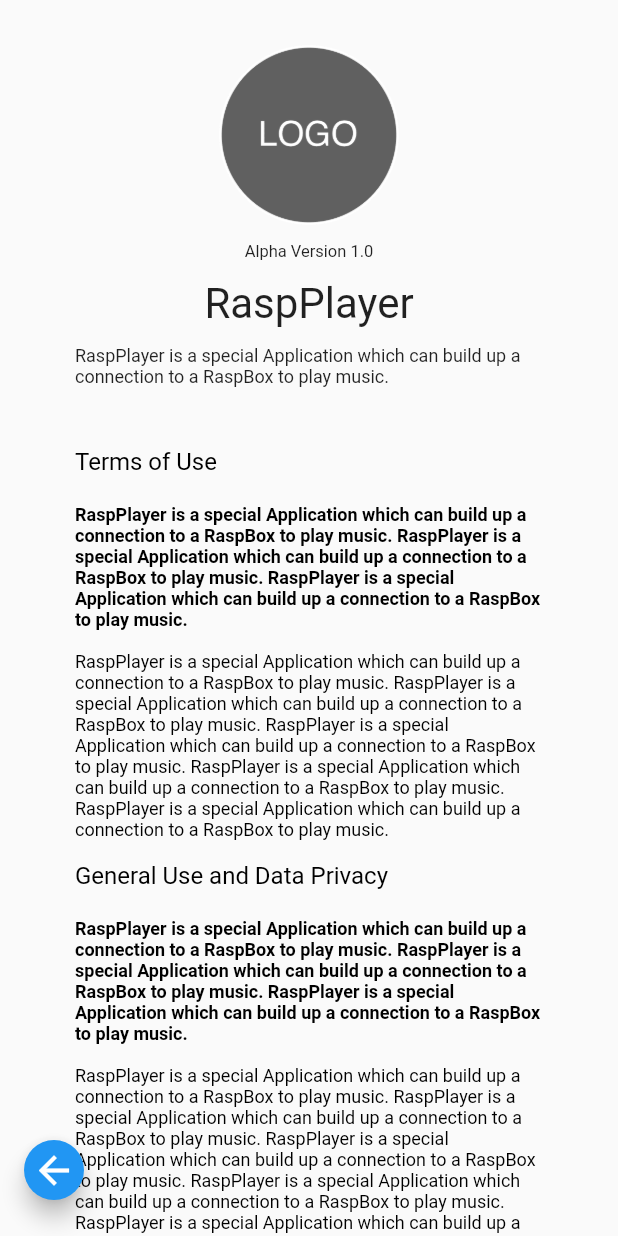
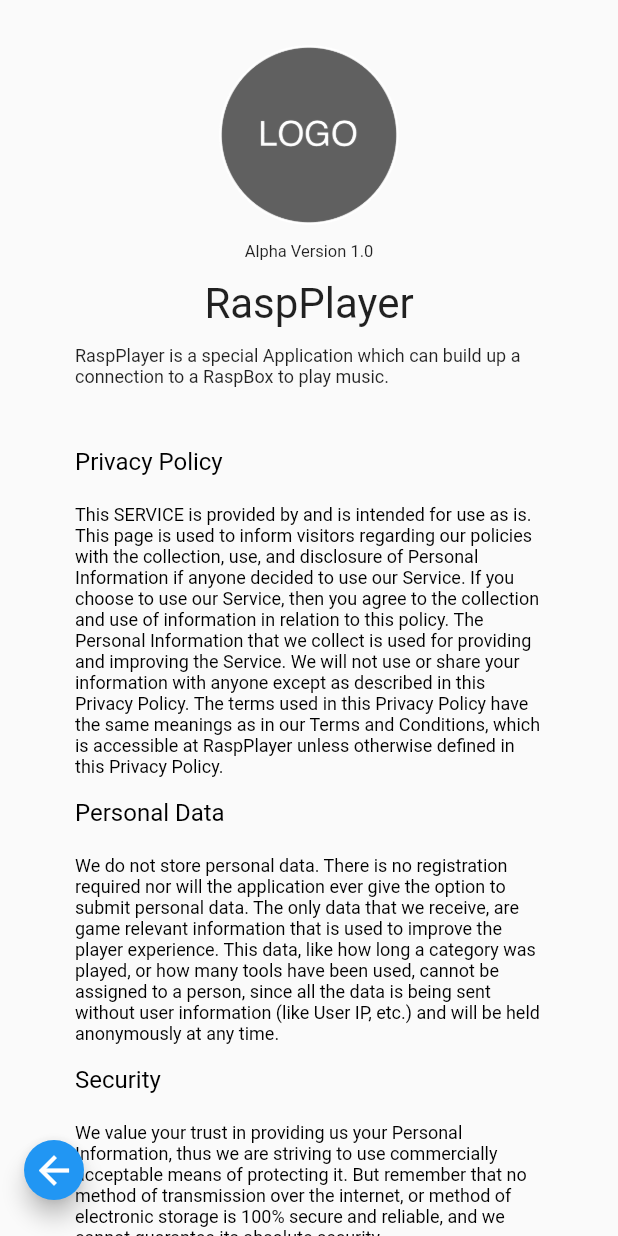
Before and after one commit to ClemensWon/RaspPlayer, a Flutter app: the AboutScreen screen opened by its route, on a phone screen of 412 x 824 dp. Run offline on Flutter 3.47's test engine with Material 2 defaults, Android fonts, the phone set to English and light mode, and no system bars; our stand-ins replace device_info, file_picker; accounts and stored records are empty.

Commit message:
added Text to AboutScreen

```diff
--- a/raspplayer_app/lib/Screens/AboutScreen.dart
+++ b/raspplayer_app/lib/Screens/AboutScreen.dart
@@ -79,39 +79,43 @@ class AboutScreen extends StatelessWidget {
                       style: TextStyle(color: Colors.black),
                       children: <TextSpan> [
                         TextSpan(
-                          text: 'Terms of Use\n\n',
+                          text: 'Privacy Policy\n\n',
                           style: TextStyle(fontSize: 16),
                         ),
                         TextSpan(
-                          text: 'RaspPlayer is a special Application which can build up a connection to a RaspBox to play music. '
-                                'RaspPlayer is a special Application which can build up a connection to a RaspBox to play music. '
-                                'RaspPlayer is a special Application which can build up a connection to a RaspBox to play music.\n\n',
-                          style: TextStyle(fontSize: 12, fontWeight: FontWeight.bold),
-                        ),
-                        TextSpan(
-                          text: 'RaspPlayer is a special Application which can build up a connection to a RaspBox to play music. '
-                                'RaspPlayer is a special Application which can build up a connection to a RaspBox to play music. '
-                                'RaspPlayer is a special Application which can build up a connection to a RaspBox to play music. '
-                                'RaspPlayer is a special Application which can build up a connection to a RaspBox to play music. '
-                                'RaspPlayer is a special Application which can build up a connection to a RaspBox to play music. \n\n',
+                          text: 'This SERVICE is provided by and is intended for use as is. This page is used to inform visitors regarding our policies with the collection, use, and disclosure of Personal Information if anyone decided to use our Service. If you choose to use our Service, then you agree to the collection and use of information in relation to this policy. The Personal Information that we collect is used for providing and improving the Service. We will not use or share your information with anyone except as described in this Privacy Policy. The terms used in this Privacy Policy have the same meanings as in our Terms and Conditions, which is accessible at RaspPlayer unless otherwise defined in this Privacy Policy.\n\n',
                           style: TextStyle(fontSize: 12),
                         ),
                         TextSpan(
-                          text: 'General Use and Data Privacy\n\n',
+                          text: 'Personal Data\n\n',
                           style: TextStyle(fontSize: 16),
                         ),
                         TextSpan(
-                          text: 'RaspPlayer is a special Application which can build up a connection to a RaspBox to play music. '
-                              'RaspPlayer is a special Application which can build up a connection to a RaspBox to play music. '
-                              'RaspPlayer is a special Application which can build up a connection to a RaspBox to play music.\n\n',
-                          style: TextStyle(fontSize: 12, fontWeight: FontWeight.bold),
+                          text: 'We do not store personal data. There is no registration required nor will the application ever give the option to submit personal data. The only data that we receive, are game relevant information that is used to improve the player experience. This data, like how long a category was played, or how many tools have been used, cannot be assigned to a person, since all the data is being sent without user information (like User IP, etc.) and will be held anonymously at any time.\n\n',
+                          style: TextStyle(fontSize: 12),
                         ),
                         TextSpan(
-                          text: 'RaspPlayer is a special Application which can build up a connection to a RaspBox to play music. '
-                              'RaspPlayer is a special Application which can build up a connection to a RaspBox to play music. '
-                              'RaspPlayer is a special Application which can build up a connection to a RaspBox to play music. '
-                              'RaspPlayer is a special Application which can build up a connection to a RaspBox to play music. '
-                              'RaspPlayer is a special Application which can build up a connection to a RaspBox to play music. \n\n\n',
+                          text: 'Security\n\n',
+                          style: TextStyle(fontSize: 16),
+                        ),
+                        TextSpan(
+                          text: 'We value your trust in providing us your Personal Information, thus we are striving to use commercially acceptable means of protecting it. But remember that no method of transmission over the internet, or method of electronic storage is 100% secure and reliable, and we cannot guarantee its absolute security.\n\n',
+                          style: TextStyle(fontSize: 12),
+                        ),
+                        TextSpan(
+                          text: 'Children\'s Privacy\n\n',
+                          style: TextStyle(fontSize: 16),
+                        ),
+                        TextSpan(
+                          text: 'These Services do not address anyone under the age of 13. We do not knowingly collect personally identifiable information from children under 13. In the case we discover that a child under 13 has provided us with personal information, we immediately delete this from our servers. If you are a parent or guardian and you are aware that your child has provided us with personal information, please contact us so that we will be able to do necessary actions.\n\n',
+                          style: TextStyle(fontSize: 12),
+                        ),
+                        TextSpan(
+                          text: 'Changes to This Privacy Policy\n\n',
+                          style: TextStyle(fontSize: 16),
+                        ),
+                        TextSpan(
+                          text: 'We may update our Privacy Policy from time to time. Thus, you are advised to review this page periodically for any changes. We will notify you of any changes by posting the new Privacy Policy on this page. These changes are effective immediately after they are posted on this page.\n\n',
                           style: TextStyle(fontSize: 12),
                         ),
                       ],
```
